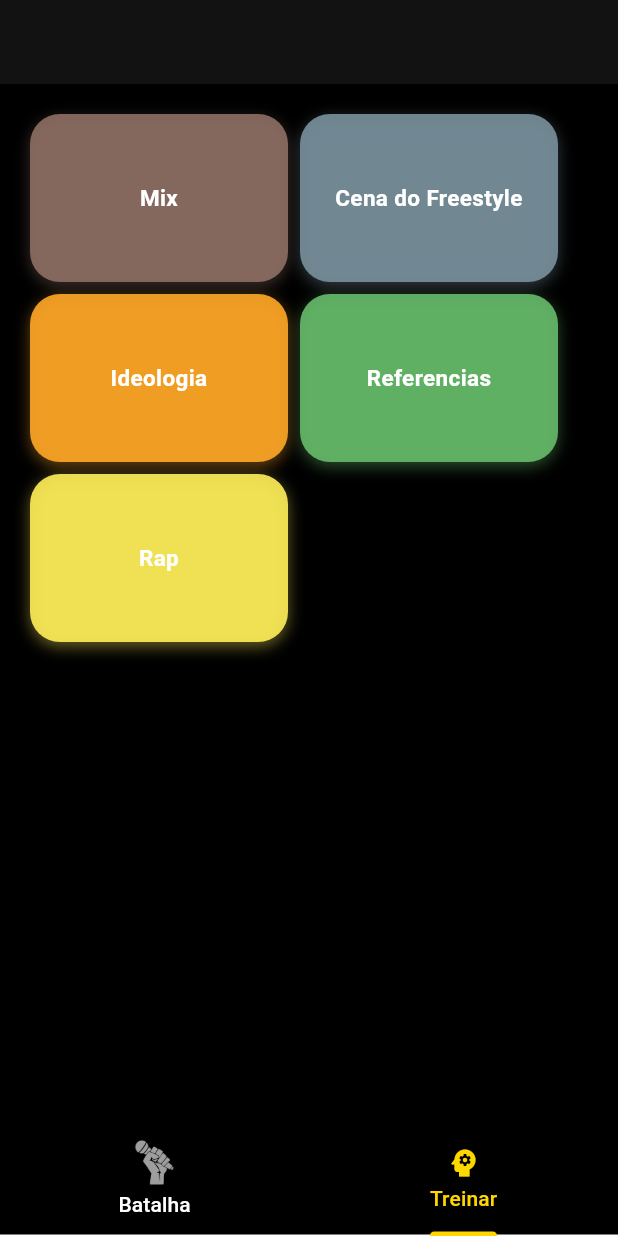
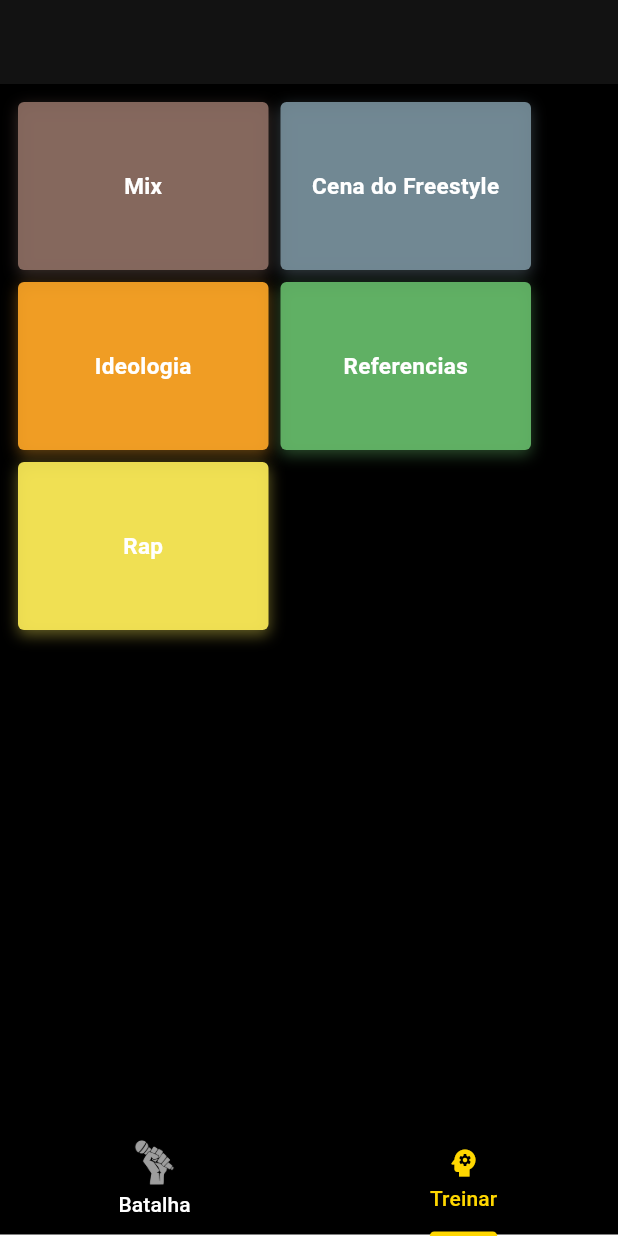
Before and after one commit to cristianmadriddev/freestylebattle, a Flutter app: the screen it shows after launch, tab 2 chosen, on a phone screen of 412 x 824 dp. Run offline on Flutter 3.47's test engine with Material 3 defaults, Android fonts, the phone set to English and light mode, and no system bars; our stand-ins replace audioplayers, equatable, flutter_bloc, google_fonts.

Commit message:
feat: change layout

```diff
--- a/app/lib/training_list/presentation/view/training_list_page.dart
+++ b/app/lib/training_list/presentation/view/training_list_page.dart
@@ -32,7 +32,7 @@ class _TrainingListPageState extends State<TrainingListPage> {
         builder: (context, state) {
           if (state is TrainingListLoaded) {
             return Padding(
-              padding: const EdgeInsets.all(16),
+              padding: const EdgeInsets.all(8),
               child: Wrap(
                 children: state.categories.map((category) {
                   final color = Colors
@@ -42,7 +42,7 @@ class _TrainingListPageState extends State<TrainingListPage> {
                   return Container(
                     padding: const EdgeInsets.all(4),
                     height: 120,
-                    width: 180,
+                    width: 175,
                     child: InkWell(
                       borderRadius: BorderRadius.circular(4),
                       onTap: () {
@@ -62,7 +62,7 @@ class _TrainingListPageState extends State<TrainingListPage> {
                         duration: const Duration(milliseconds: 200),
                         decoration: BoxDecoration(
                           color: color.withOpacity(0.9),
-                          borderRadius: BorderRadius.circular(20),
+                          borderRadius: BorderRadius.circular(4),
                           boxShadow: [
                             BoxShadow(
                               color: color.withOpacity(0.4),
```
